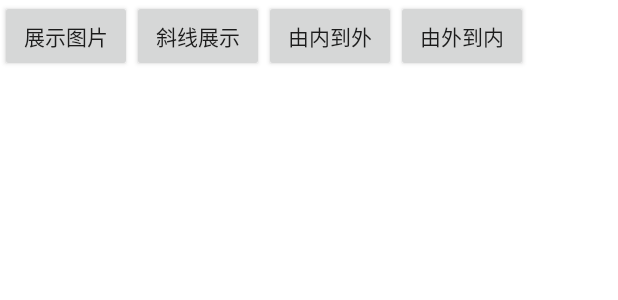
After one commit to ForLovelj/Android-Case, an Android app: the layout fragment_circular_reveal.xml on its own in the app's theme, with its tools: preview values and no code run, on a phone screen of 412 x 824 dp. The commit adds this screen. Shown: the top 300 px of the screen. Run offline under Robolectric (Android 15) with nearby library versions, the phone set to English and light mode, and no system bars.

Commit message:
update 揭露动画

```diff
--- a/AnimationCase/src/main/java/com/clow/animation_case/MainActivity.kt
+++ b/AnimationCase/src/main/java/com/clow/animation_case/MainActivity.kt
@@ -7,13 +7,14 @@ import androidx.viewpager2.adapter.FragmentStateAdapter
 import com.clow.animation_case.databinding.ActivityMainBinding
 import com.clow.animation_case.ui.Fragment.AnimationFragment
 import com.clow.animation_case.ui.Fragment.AnimatorFragment
+import com.clow.animation_case.ui.Fragment.CircularRevealFragment
 import com.clow.animation_case.ui.Fragment.TabFragment
 import com.clow.baselib.base.BaseActivity
 import com.google.android.material.tabs.TabLayoutMediator
 
 class MainActivity : BaseActivity<ActivityMainBinding>() {
 
-    private val mNav = mutableListOf("视图动画","属性动画")
+    private val mNav = mutableListOf("视图动画","属性动画","揭露动画效果")
 
     private val mTabAdapter by lazy {
         TabAdapter(this,mNav)
@@ -48,6 +49,7 @@ class TabAdapter(activity: FragmentActivity,val titles: MutableList<String>) : F
         return when(position){
             0 -> AnimationFragment()
             1 -> AnimatorFragment()
+            2 -> CircularRevealFragment()
             else -> TabFragment.newInstance(titles[position])
         }
     }
--- a/AnimationCase/src/main/java/com/clow/animation_case/ui/Fragment/AnimationFragment.kt
+++ b/AnimationCase/src/main/java/com/clow/animation_case/ui/Fragment/AnimationFragment.kt
@@ -192,6 +192,10 @@ class AnimationFragment: BaseFragment<FragmentAnimationBinding>() {
         mViewBinding.ivMusic.startAnimation(anim)
     }
 
+    /**
+     *  AnimationDrawable 调用的 start() 方法不能在 Activity 的 onCreate() 方法期间调用，因为 AnimationDrawable 尚未完全附加到窗口。
+     *  如果想立即播放动画而无需互动，那么可能需要从 Activity 中的 onStart() 方法进行调用，该方法会在 Android 在屏幕上呈现视图时调用
+     */
     private fun frame(type: Int = 0) {
         mViewBinding.ivMusic.setImageResource(0)
         if (type == 0) {
--- a/AnimationCase/src/main/java/com/clow/animation_case/ui/InterpolatorActivity.kt
+++ b/AnimationCase/src/main/java/com/clow/animation_case/ui/InterpolatorActivity.kt
@@ -62,7 +62,11 @@ import java.lang.reflect.Constructor
  *  <overshootInterpolator>
  *  先急速正向变化，再超过最终值，然后回到最终值。
  *  属性：
-android:tension 浮点数。要应用的张力（默认为 2）。
+ *  android:tension 浮点数。要应用的张力（默认为 2）。
+ *
+ *  <PathInterpolator> Android5.0引入
+ *  基于贝塞尔曲线或 Path 对象。此插值器在一个 1x1 的正方形内指定一个动作曲线，定位点位于 (0,0) 和 (1,1)，而控制点则使用构造函数参数指定
+ *  可以自定以动画曲线
  * Date: 2022/10/11.
  */
 class InterpolatorActivity: BaseActivity<ActivityInterpolatorBinding>() {
--- /dev/null
+++ b/AnimationCase/src/main/res/layout/fragment_circular_reveal.xml
@@ -0,0 +1,51 @@
+<?xml version="1.0" encoding="utf-8"?>
+<androidx.constraintlayout.widget.ConstraintLayout xmlns:android="http://schemas.android.com/apk/res/android"
+    android:layout_width="match_parent"
+    android:layout_height="match_parent"
+    xmlns:app="http://schemas.android.com/apk/res-auto">
+
+    <androidx.appcompat.widget.AppCompatImageView
+        android:id="@+id/ivBg"
+        android:visibility="gone"
+        android:layout_width="match_parent"
+        android:layout_height="match_parent"
+        android:src="@drawable/bg_2"/>
+
+    <com.google.android.flexbox.FlexboxLayout
+        app:layout_constraintTop_toTopOf="parent"
+        android:layout_width="match_parent"
+        android:layout_height="wrap_content"
+        app:flexWrap="wrap"
+        app:alignItems="stretch"
+        app:alignContent="stretch">
+
+        <androidx.appcompat.widget.AppCompatButton
+            android:id="@+id/bt1"
+            android:layout_width="wrap_content"
+            android:layout_height="wrap_content"
+            android:textAllCaps="false"
+            android:text="展示图片"/>
+
+        <androidx.appcompat.widget.AppCompatButton
+            android:id="@+id/bt2"
+            android:layout_width="wrap_content"
+            android:layout_height="wrap_content"
+            android:textAllCaps="false"
+            android:text="斜线展示"/>
+
+        <androidx.appcompat.widget.AppCompatButton
+            android:id="@+id/bt3"
+            android:layout_width="wrap_content"
+            android:layout_height="wrap_content"
+            android:textAllCaps="false"
+            android:text="由内到外"/>
+
+        <androidx.appcompat.widget.AppCompatButton
+            android:id="@+id/bt4"
+            android:layout_width="wrap_content"
+            android:layout_height="wrap_content"
+            android:textAllCaps="false"
+            android:text="由外到内"/>
+
+    </com.google.android.flexbox.FlexboxLayout>
+</androidx.constraintlayout.widget.ConstraintLayout>
```
Also changed, not shown: AnimationCase/src/main/java/com/clow/animation_case/ui/Fragment/CircularRevealFragment.kt (added, +157 -0 lines), AnimationCase/src/main/res/drawable-xxhdpi/bg_1.webp (added), AnimationCase/src/main/res/drawable-xxhdpi/bg_2.webp (added).
